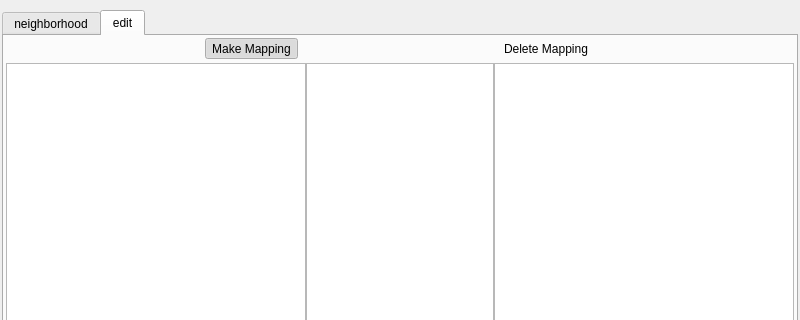
Qt form gui/form.ui (vijayrudraraju/qtmapper) before a commit; both pictures show x 0 to 800 and y 0 to 320 of the 800 by 600 pixel window.
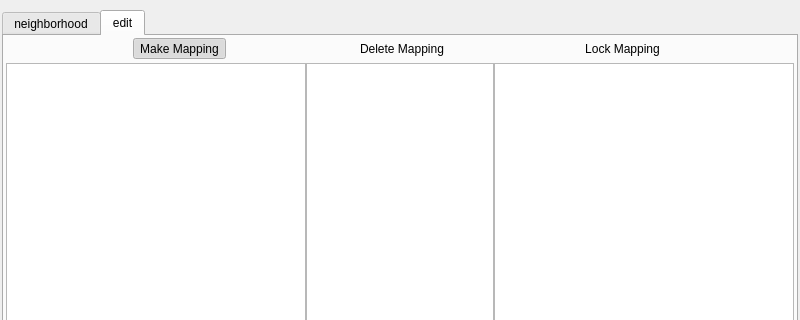
The same form after that commit. The open tabs and pages were chosen to show the change. Custom widgets are drawn as their Qt base class.

```diff
--- a/gui/form.ui
+++ b/gui/form.ui
@@ -286,6 +286,25 @@
             </property>
            </widget>
           </item>
+          <item>
+           <widget class="QToolButton" name="lockButton">
+            <property name="focusPolicy">
+             <enum>Qt::NoFocus</enum>
+            </property>
+            <property name="text">
+             <string>Lock Mapping</string>
+            </property>
+            <property name="checkable">
+             <bool>true</bool>
+            </property>
+            <property name="autoExclusive">
+             <bool>true</bool>
+            </property>
+            <property name="autoRaise">
+             <bool>true</bool>
+            </property>
+           </widget>
+          </item>
          </layout>
         </widget>
        </item>
```
